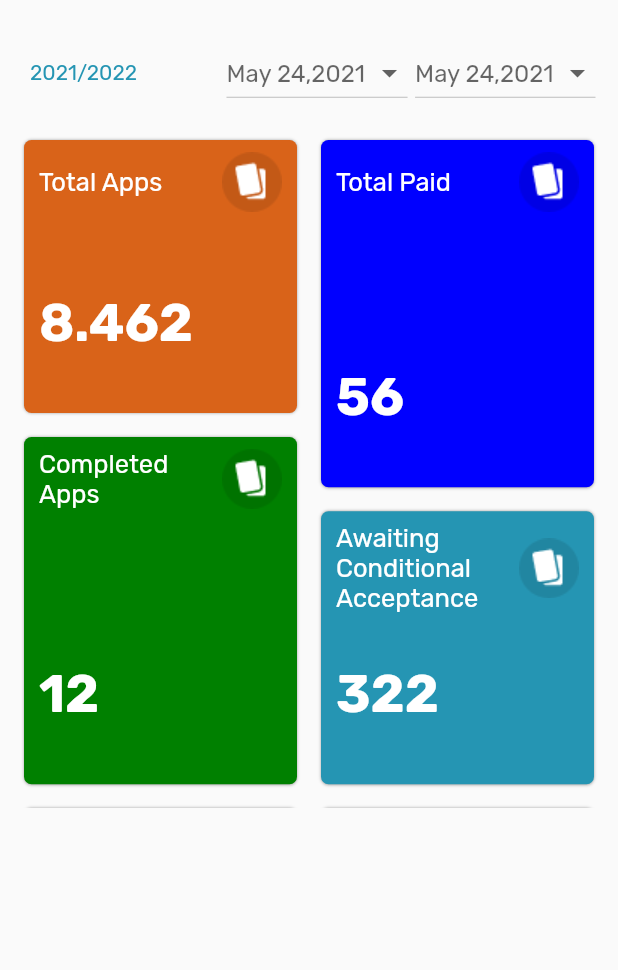
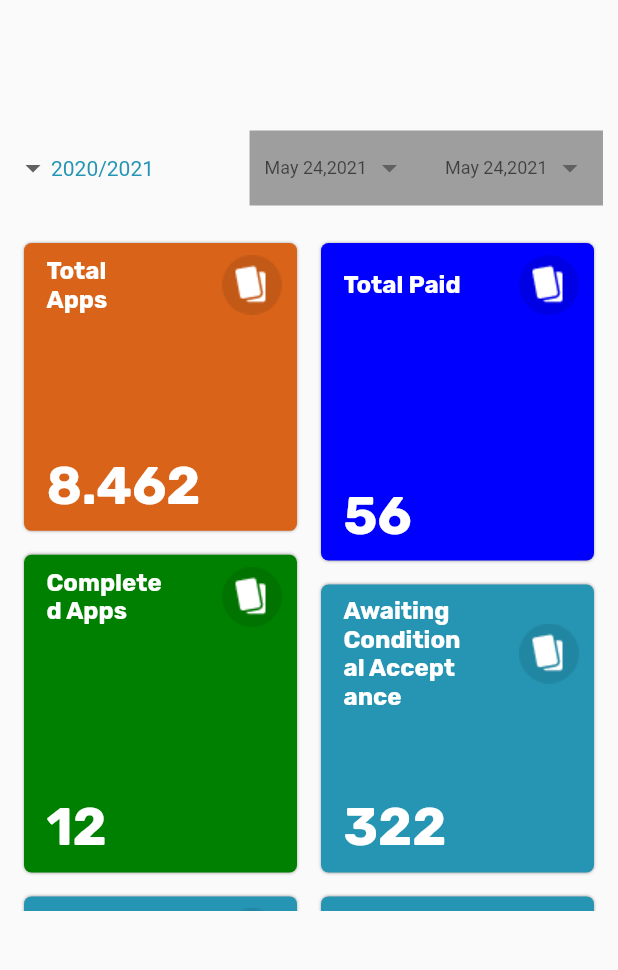
Before and after one commit to hiahmad30/OTAS, a Flutter app: the StatePage screen opened directly, on a phone screen of 412 x 824 dp, the part 193-1163 px from its top. Run offline on Flutter 3.47's test engine with Material 2 defaults, Android fonts, the phone set to English and light mode, and no system bars; our stand-ins replace charts_flutter, flutter_linkify, flutter_svg, font_awesome_flutter, get, google_fonts.

Commit message:
stats card fix

```diff
--- a/lib/Screens/HomePage.dart
+++ b/lib/Screens/HomePage.dart
@@ -163,7 +163,8 @@ class _HomePageState extends State<HomePage> {
                         padding: const EdgeInsets.all(10),
                         child: ClipRRect(
                           borderRadius: BorderRadius.circular(8),
-                          child: Image.asset(announcemtModel.imgUrl, width: 30),
+                          child: Image.asset(announcemtModel.imgUrl,
+                              height: 30, width: 30),
                         ),
                       ),
                       Container(
--- a/lib/Screens/StatePage.dart
+++ b/lib/Screens/StatePage.dart
@@ -88,22 +88,47 @@ class _StatePageState extends State<StatePage> {
                     mainAxisAlignment: MainAxisAlignment.spaceBetween,
                     children: [
                       Padding(
-                        padding: const EdgeInsets.all(20.0),
+                        padding: const EdgeInsets.all(10.0),
                         child: Container(
-                          child: Text(
-                            '2021/2022',
-                            style: TextStyle(color: AppColors.primaryColor),
+                          child: Directionality(
+                            textDirection: TextDirection.rtl,
+                            child: DropdownButtonHideUnderline(
+                              child: DropdownButton<String>(
+                                style: TextStyle(fontSize: 14),
+                                items: <String>['2020/2021', '2021/2022']
+                                    .map((String value) {
+                                  return new DropdownMenuItem<String>(
+                                    value: value,
+                                    child: new Text(value),
+                                  );
+                                }).toList(),
+                                onChanged: (_) {},
+                                hint: Text(
+                                  '2020/2021',
+                                  style: TextStyle(
+                                    color: AppColors.primaryColor,
+                                  ),
+                                ),
+                              ),
+                            ),
                           ),
                         ),
                       ),
                       Padding(
-                        padding: const EdgeInsets.only(right: 15.0),
+                        padding: const EdgeInsets.only(right: 10.0),
                         child: Container(
+                          padding: EdgeInsets.all(10),
+                          height: 50,
+                          color: Colors.grey,
                           child: Row(
                             children: [
-                              DropdownButton<String>(
-                                items: <String>['jan 01,2021', 'April 24,2021']
-                                    .map((String value) {
+                              DropdownButtonHideUnderline(
+                                child: DropdownButton<String>(
+                                  style: TextStyle(fontSize: 12),
+                                  items: <String>[
+                                    'jan 01,2021',
+                                    'April 24,2021'
+                                  ].map((String value) {
                                     return new DropdownMenuItem<String>(
                                       value: value,
                                       child: new Text(value),
@@ -112,19 +137,35 @@ class _StatePageState extends State<StatePage> {
                                   onChanged: (_) {},
                                   hint: Text('May 24,2021 '),
                                 ),
+                              ),
                               SizedBox(
                                 width: 5,
                               ),
-                              DropdownButton<String>(
-                                items: <String>['May 24,2021 ', 'May 24,2021 ']
-                                    .map((String value) {
+                              VerticalDivider(
+                                color: Colors.black,
+                                thickness: 2,
+                                width: 20,
+                                indent: 200,
+                                endIndent: 200,
+                              ),
+                              DropdownButtonHideUnderline(
+                                child: DropdownButton<String>(
+                                  style: TextStyle(fontSize: 12),
+                                  items: <String>[
+                                    'May 24,2021 ',
+                                    'May 24,2021 '
+                                  ].map((String value) {
                                     return new DropdownMenuItem<String>(
                                       value: value,
                                       child: new Text(value),
                                     );
                                   }).toList(),
                                   onChanged: (_) {},
-                                hint: Text('May 24,2021'),
+                                  hint: Text(
+                                    'May 24,2021',
+                                    //style: TextStyle(fontSize: 14),
+                                  ),
+                                ),
                               ),
                             ],
                           ),
@@ -136,7 +177,7 @@ class _StatePageState extends State<StatePage> {
               ),
             ),
             Expanded(
-              flex: 3,
+              flex: 2,
               child: Container(
                 child: Column(
                   children: [
@@ -151,7 +192,7 @@ class _StatePageState extends State<StatePage> {
                           return _getCard2(cardModel[index]);
                         },
                         staggeredTileBuilder: (index) => StaggeredTile.count(
-                            2, index != 1 && index != 2 ? 2 : 2.5),
+                            2, index != 1 && index != 2 ? 2.1 : 2.3),
                       ),
                     ),
                   ],
@@ -182,7 +223,7 @@ class _StatePageState extends State<StatePage> {
           ),
           child: Padding(
             padding: const EdgeInsets.only(
-                top: 8.0, right: 10, left: 10, bottom: 40),
+                top: 8.0, right: 10, left: 15, bottom: 10),
             child: Column(
               mainAxisAlignment: MainAxisAlignment.spaceBetween,
               crossAxisAlignment: CrossAxisAlignment.start,
@@ -192,11 +233,13 @@ class _StatePageState extends State<StatePage> {
                   mainAxisAlignment: MainAxisAlignment.spaceBetween,
                   children: [
                     Container(
-                      width: 120,
+                      width: 80,
                       child: Text(
                         cardMap['name'],
                         style: TextStyle(
-                            color: AppColors.cardTextColor, fontSize: 17),
+                            color: AppColors.cardTextColor,
+                            fontWeight: FontWeight.bold,
+                            fontSize: 16),
                       ),
                     ),
                     Image.asset(
```
Lines whose indentation alone changed are shown as unchanged.
